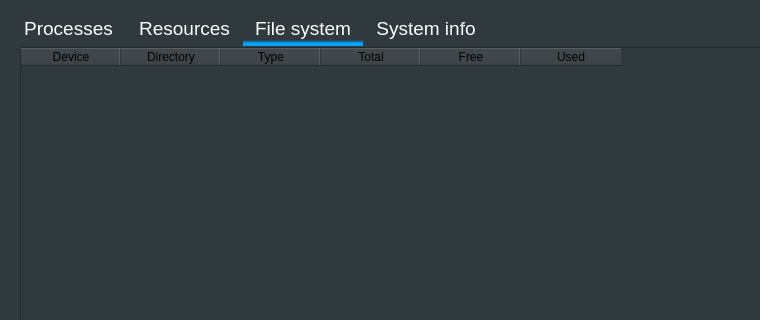
Above: ui_forms/main_form.ui from DrMakaron/pyqt_exam before the change; both pictures show x 0 to 760 and y 0 to 320 of the 933 by 672 pixel window. Below: the same form after it.
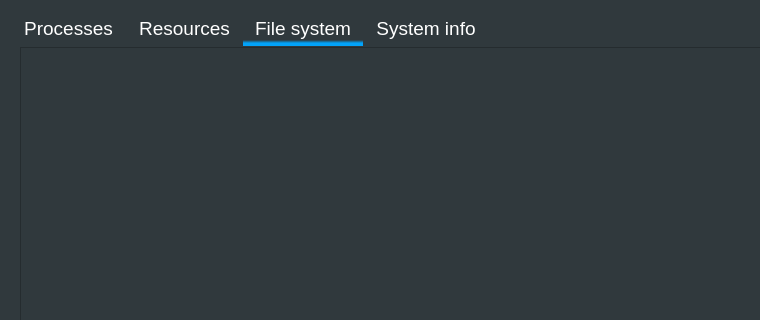
That is the form after the change. The open tabs and pages were chosen to show the change.

Commit message: gui form properties updated

The edit to the form file:
```diff
--- a/ui_forms/main_form.ui
+++ b/ui_forms/main_form.ui
@@ -92,6 +92,51 @@
       <layout class="QHBoxLayout" name="horizontalLayout_3">
        <item>
         <widget class="QTableWidget" name="fs_table">
+         <property name="sizePolicy">
+          <sizepolicy hsizetype="Expanding" vsizetype="Expanding">
+           <horstretch>0</horstretch>
+           <verstretch>0</verstretch>
+          </sizepolicy>
+         </property>
+         <property name="tabletTracking">
+          <bool>false</bool>
+         </property>
+         <property name="horizontalScrollBarPolicy">
+          <enum>Qt::ScrollBarAsNeeded</enum>
+         </property>
+         <property name="sizeAdjustPolicy">
+          <enum>QAbstractScrollArea::AdjustIgnored</enum>
+         </property>
+         <property name="autoScroll">
+          <bool>true</bool>
+         </property>
+         <property name="editTriggers">
+          <set>QAbstractItemView::NoEditTriggers</set>
+         </property>
+         <property name="selectionMode">
+          <enum>QAbstractItemView::NoSelection</enum>
+         </property>
+         <property name="textElideMode">
+          <enum>Qt::ElideLeft</enum>
+         </property>
+         <property name="showGrid">
+          <bool>true</bool>
+         </property>
+         <attribute name="horizontalHeaderVisible">
+          <bool>false</bool>
+         </attribute>
+         <attribute name="horizontalHeaderCascadingSectionResizes">
+          <bool>false</bool>
+         </attribute>
+         <attribute name="horizontalHeaderDefaultSectionSize">
+          <number>100</number>
+         </attribute>
+         <attribute name="horizontalHeaderShowSortIndicator" stdset="0">
+          <bool>false</bool>
+         </attribute>
+         <attribute name="horizontalHeaderStretchLastSection">
+          <bool>true</bool>
+         </attribute>
          <column>
           <property name="text">
            <string>Device</string>
```
The commit also changes 1 other file.
